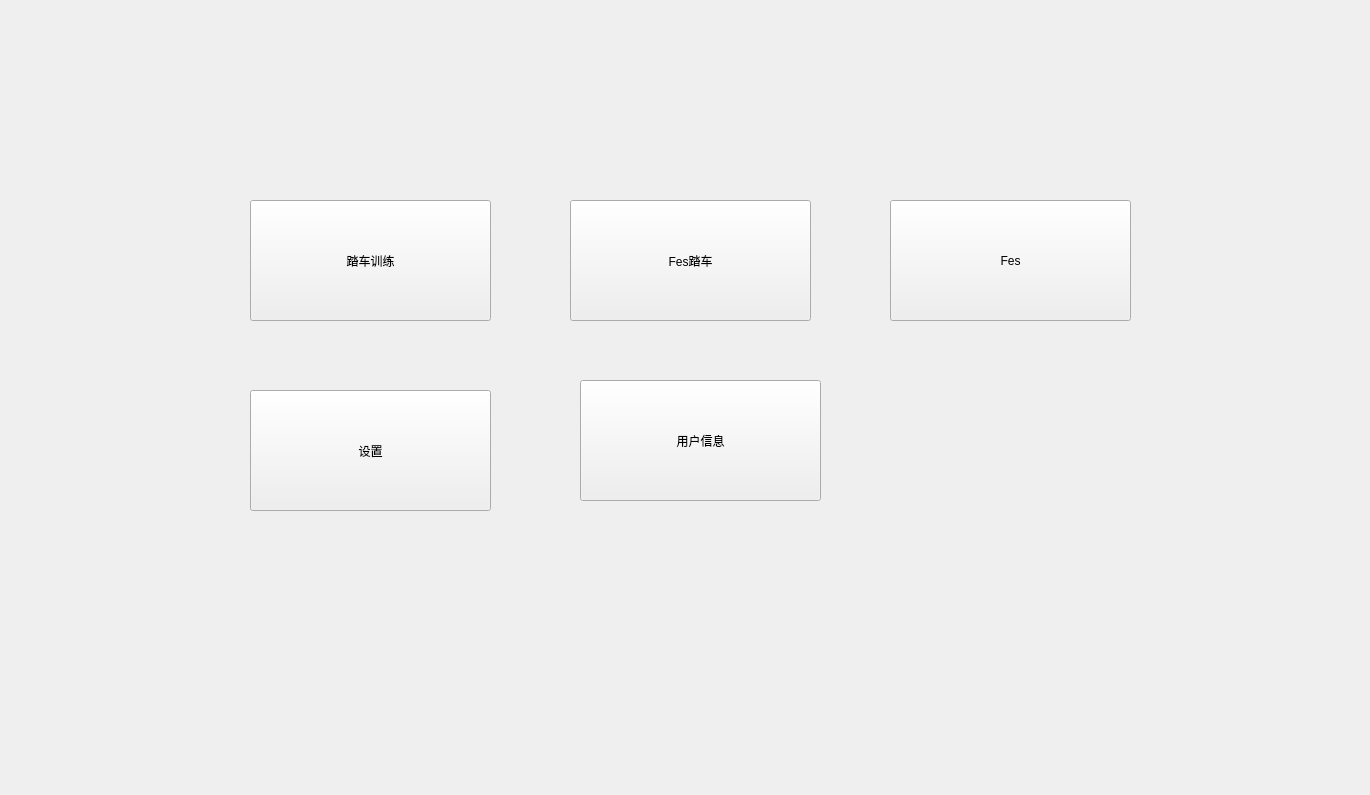
Old version of the form Src/TrainManager/trainmanager.ui in the repository xiaosongzhi/LowUpLimp.
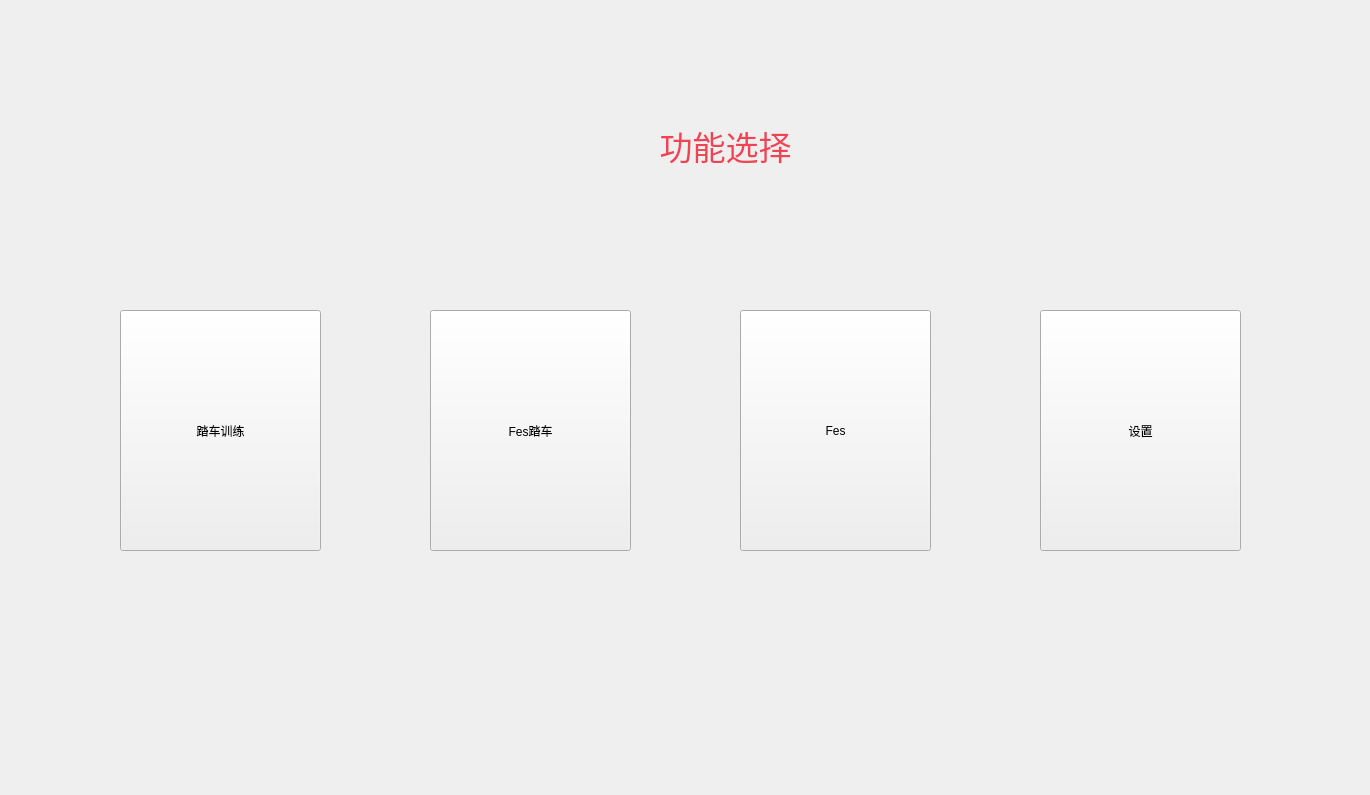
New version of the form.

What changed in the file:
```diff
--- a/Src/TrainManager/trainmanager.ui
+++ b/Src/TrainManager/trainmanager.ui
@@ -16,10 +16,10 @@
   <widget class="QPushButton" name="bicycleTrain_Btn">
    <property name="geometry">
     <rect>
-     <x>250</x>
-     <y>200</y>
-     <width>241</width>
-     <height>121</height>
+     <x>120</x>
+     <y>310</y>
+     <width>201</width>
+     <height>241</height>
     </rect>
    </property>
    <property name="styleSheet">
@@ -32,10 +32,10 @@
   <widget class="QPushButton" name="fesBicycleTrain_Btn">
    <property name="geometry">
     <rect>
-     <x>570</x>
-     <y>200</y>
-     <width>241</width>
-     <height>121</height>
+     <x>430</x>
+     <y>310</y>
+     <width>201</width>
+     <height>241</height>
     </rect>
    </property>
    <property name="text">
@@ -45,10 +45,10 @@
   <widget class="QPushButton" name="fesTrain_Btn">
    <property name="geometry">
     <rect>
-     <x>890</x>
-     <y>200</y>
-     <width>241</width>
-     <height>121</height>
+     <x>740</x>
+     <y>310</y>
+     <width>191</width>
+     <height>241</height>
     </rect>
    </property>
    <property name="text">
@@ -58,27 +58,39 @@
   <widget class="QPushButton" name="setting_Btn">
    <property name="geometry">
     <rect>
-     <x>250</x>
-     <y>390</y>
-     <width>241</width>
-     <height>121</height>
+     <x>1040</x>
+     <y>310</y>
+     <width>201</width>
+     <height>241</height>
     </rect>
    </property>
    <property name="text">
     <string>设置</string>
    </property>
   </widget>
-  <widget class="QPushButton" name="userManager_Btn">
+  <widget class="QLabel" name="label">
    <property name="geometry">
     <rect>
-     <x>580</x>
-     <y>380</y>
-     <width>241</width>
-     <height>121</height>
+     <x>570</x>
+     <y>100</y>
+     <width>311</width>
+     <height>91</height>
     </rect>
    </property>
+   <property name="font">
+    <font>
+     <family>黑体</family>
+     <pointsize>25</pointsize>
+    </font>
+   </property>
+   <property name="styleSheet">
+    <string notr="true">color:#ee4455;</string>
+   </property>
    <property name="text">
-    <string>用户信息</string>
+    <string>功能选择</string>
+   </property>
+   <property name="alignment">
+    <set>Qt::AlignCenter</set>
    </property>
   </widget>
  </widget>
```
